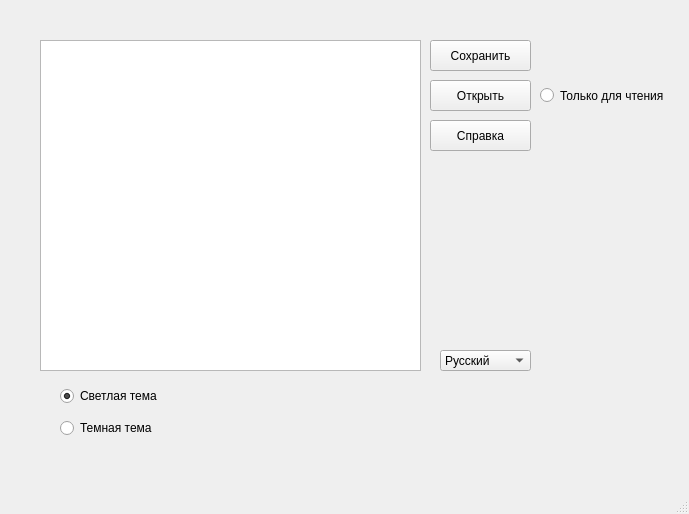
This is mainwindow.ui in MileX0k/Development-of-programs-with-a-graphical-interface-in-C- as Qt 5 draws it before an edit. The edited form follows.
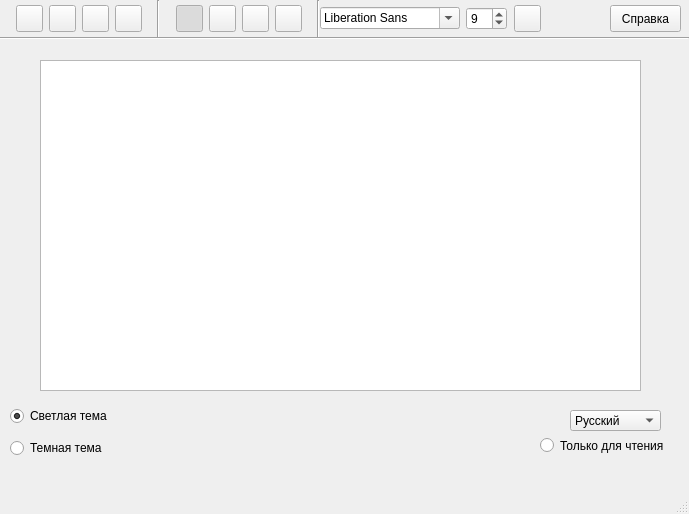
This is the edited form. Icons and pictures are not drawn.

```diff
--- a/mainwindow.ui
+++ b/mainwindow.ui
@@ -10,12 +10,24 @@
     <height>514</height>
    </rect>
   </property>
+  <property name="sizePolicy">
+   <sizepolicy hsizetype="Preferred" vsizetype="Preferred">
+    <horstretch>0</horstretch>
+    <verstretch>0</verstretch>
+   </sizepolicy>
+  </property>
   <property name="minimumSize">
    <size>
     <width>689</width>
     <height>514</height>
    </size>
   </property>
+  <property name="maximumSize">
+   <size>
+    <width>689</width>
+    <height>514</height>
+   </size>
+  </property>
   <property name="windowTitle">
    <string>Главное окно</string>
   </property>
@@ -23,34 +35,13 @@
    <string notr="true"/>
   </property>
   <widget class="QWidget" name="centralwidget">
-   <widget class="QPushButton" name="openButton">
-    <property name="geometry">
-     <rect>
-      <x>430</x>
-      <y>80</y>
-      <width>101</width>
-      <height>31</height>
-     </rect>
-    </property>
-    <property name="font">
-     <font>
-      <pointsize>9</pointsize>
-     </font>
-    </property>
-    <property name="text">
-     <string>Открыть</string>
-    </property>
-    <property name="checkable">
-     <bool>false</bool>
-    </property>
-   </widget>
    <widget class="QPushButton" name="descriptionButton">
     <property name="geometry">
      <rect>
-      <x>430</x>
-      <y>120</y>
-      <width>101</width>
-      <height>31</height>
+      <x>610</x>
+      <y>5</y>
+      <width>71</width>
+      <height>27</height>
      </rect>
     </property>
     <property name="font">
@@ -71,48 +62,11 @@
      <bool>false</bool>
     </property>
    </widget>
-   <widget class="QPushButton" name="saveButton">
-    <property name="geometry">
-     <rect>
-      <x>430</x>
-      <y>40</y>
-      <width>101</width>
-      <height>31</height>
-     </rect>
-    </property>
-    <property name="font">
-     <font>
-      <pointsize>9</pointsize>
-     </font>
-    </property>
-    <property name="styleSheet">
-     <string notr="true"/>
-    </property>
-    <property name="text">
-     <string>Сохранить</string>
-    </property>
-    <property name="checkable">
-     <bool>false</bool>
-    </property>
-   </widget>
-   <widget class="QPlainTextEdit" name="plainTextEdit">
-    <property name="geometry">
-     <rect>
-      <x>40</x>
-      <y>40</y>
-      <width>381</width>
-      <height>331</height>
-     </rect>
-    </property>
-    <property name="styleSheet">
-     <string notr="true"/>
-    </property>
-   </widget>
    <widget class="QRadioButton" name="radioButtonOnlyRead">
     <property name="geometry">
      <rect>
       <x>540</x>
-      <y>80</y>
+      <y>430</y>
       <width>131</width>
       <height>31</height>
      </rect>
@@ -138,8 +92,8 @@
    <widget class="QComboBox" name="comboBoxLanguages">
     <property name="geometry">
      <rect>
-      <x>440</x>
-      <y>350</y>
+      <x>570</x>
+      <y>410</y>
       <width>91</width>
       <height>21</height>
      </rect>
@@ -158,8 +112,8 @@
    <widget class="QWidget" name="widgetTheme" native="true">
     <property name="geometry">
      <rect>
-      <x>60</x>
-      <y>380</y>
+      <x>10</x>
+      <y>400</y>
       <width>114</width>
       <height>64</height>
      </rect>
@@ -187,6 +141,467 @@
      </item>
     </layout>
    </widget>
+   <widget class="Line" name="line">
+    <property name="geometry">
+     <rect>
+      <x>0</x>
+      <y>30</y>
+      <width>689</width>
+      <height>16</height>
+     </rect>
+    </property>
+    <property name="sizePolicy">
+     <sizepolicy hsizetype="Minimum" vsizetype="Expanding">
+      <horstretch>0</horstretch>
+      <verstretch>0</verstretch>
+     </sizepolicy>
+    </property>
+    <property name="orientation">
+     <enum>Qt::Horizontal</enum>
+    </property>
+   </widget>
+   <widget class="QWidget" name="widget" native="true">
+    <property name="geometry">
+     <rect>
+      <x>10</x>
+      <y>5</y>
+      <width>140</width>
+      <height>27</height>
+     </rect>
+    </property>
+    <property name="minimumSize">
+     <size>
+      <width>140</width>
+      <height>27</height>
+     </size>
+    </property>
+    <property name="maximumSize">
+     <size>
+      <width>140</width>
+      <height>27</height>
+     </size>
+    </property>
+    <layout class="QHBoxLayout" name="horizontalLayout">
+     <property name="spacing">
+      <number>0</number>
+     </property>
+     <property name="leftMargin">
+      <number>0</number>
+     </property>
+     <property name="topMargin">
+      <number>0</number>
+     </property>
+     <property name="rightMargin">
+      <number>0</number>
+     </property>
+     <property name="bottomMargin">
+      <number>0</number>
+     </property>
+     <item>
+      <widget class="QPushButton" name="newFileButton">
+       <property name="maximumSize">
+        <size>
+         <width>27</width>
+         <height>27</height>
+        </size>
+       </property>
+       <property name="toolTip">
+        <string>&lt;html&gt;&lt;head/&gt;&lt;body&gt;&lt;p&gt;Новый файл (Ctrl+N)&lt;/p&gt;&lt;/body&gt;&lt;/html&gt;</string>
+       </property>
+       <property name="styleSheet">
+        <string notr="true">image: url(:/new_filer.png);</string>
+       </property>
+       <property name="text">
+        <string/>
+       </property>
+       <attribute name="buttonGroup">
+        <string notr="true">buttonGroup_2</string>
+       </attribute>
+      </widget>
+     </item>
+     <item>
+      <widget class="QPushButton" name="openButton">
+       <property name="maximumSize">
+        <size>
+         <width>27</width>
+         <height>27</height>
+        </size>
+       </property>
+       <property name="toolTip">
+        <string>&lt;html&gt;&lt;head/&gt;&lt;body&gt;&lt;p&gt;Открыть (Ctrl+O)&lt;/p&gt;&lt;/body&gt;&lt;/html&gt;</string>
+       </property>
+       <property name="autoFillBackground">
+        <bool>false</bool>
+       </property>
+       <property name="styleSheet">
+        <string notr="true">image: url(:/opener.png);</string>
+       </property>
+       <property name="text">
+        <string/>
+       </property>
+       <attribute name="buttonGroup">
+        <string notr="true">buttonGroup_2</string>
+       </attribute>
+      </widget>
+     </item>
+     <item>
+      <widget class="QPushButton" name="saveButton">
+       <property name="maximumSize">
+        <size>
+         <width>27</width>
+         <height>27</height>
+        </size>
+       </property>
+       <property name="toolTip">
+        <string>&lt;html&gt;&lt;head/&gt;&lt;body&gt;&lt;p&gt;Сохранить (Ctrl+S)&lt;/p&gt;&lt;/body&gt;&lt;/html&gt;</string>
+       </property>
+       <property name="styleSheet">
+        <string notr="true">image: url(:/saver.png);</string>
+       </property>
+       <property name="text">
+        <string/>
+       </property>
+       <attribute name="buttonGroup">
+        <string notr="true">buttonGroup_2</string>
+       </attribute>
+      </widget>
+     </item>
+     <item>
+      <widget class="QPushButton" name="printButton">
+       <property name="minimumSize">
+        <size>
+         <width>27</width>
+         <height>27</height>
+        </size>
+       </property>
+       <property name="maximumSize">
+        <size>
+         <width>27</width>
+         <height>27</height>
+        </size>
+       </property>
+       <property name="toolTip">
+        <string>&lt;html&gt;&lt;head/&gt;&lt;body&gt;&lt;p&gt;Печать (Ctrl+P)&lt;/p&gt;&lt;/body&gt;&lt;/html&gt;</string>
+       </property>
+       <property name="styleSheet">
+        <string notr="true">image: url(:/printer.png);</string>
+       </property>
+       <property name="text">
+        <string/>
+       </property>
+       <attribute name="buttonGroup">
+        <string notr="true">buttonGroup_2</string>
+       </attribute>
+      </widget>
+     </item>
+    </layout>
+   </widget>
+   <widget class="QWidget" name="widget_2" native="true">
+    <property name="geometry">
+     <rect>
+      <x>170</x>
+      <y>5</y>
+      <width>140</width>
+      <height>27</height>
+     </rect>
+    </property>
+    <property name="minimumSize">
+     <size>
+      <width>140</width>
+      <height>27</height>
+     </size>
+    </property>
+    <property name="maximumSize">
+     <size>
+      <width>140</width>
+      <height>27</height>
+     </size>
+    </property>
+    <layout class="QHBoxLayout" name="horizontalLayout_2">
+     <property name="spacing">
+      <number>0</number>
+     </property>
+     <property name="sizeConstraint">
+      <enum>QLayout::SetDefaultConstraint</enum>
+     </property>
+     <property name="leftMargin">
+      <number>0</number>
+     </property>
+     <property name="topMargin">
+      <number>0</number>
+     </property>
+     <property name="rightMargin">
+      <number>0</number>
+     </property>
+     <property name="bottomMargin">
+      <number>0</number>
+     </property>
+     <item>
+      <widget class="QPushButton" name="leftAligmentButton">
+       <property name="maximumSize">
+        <size>
+         <width>27</width>
+         <height>27</height>
+        </size>
+       </property>
+       <property name="toolTip">
+        <string/>
+       </property>
+       <property name="styleSheet">
+        <string notr="true">image: url(:/alignmentLeft.png);
+border-color: rgb(0, 0, 0);</string>
+       </property>
+       <property name="text">
+        <string/>
+       </property>
+       <property name="iconSize">
+        <size>
+         <width>13</width>
+         <height>13</height>
+        </size>
+       </property>
+       <property name="checkable">
+        <bool>true</bool>
+       </property>
+       <property name="checked">
+        <bool>true</bool>
+       </property>
+       <attribute name="buttonGroup">
+        <string notr="true">buttonGroup</string>
+       </attribute>
+      </widget>
+     </item>
+     <item>
+      <widget class="QPushButton" name="centralAligmentButton">
+       <property name="maximumSize">
+        <size>
+         <width>27</width>
+         <height>27</height>
+        </size>
+       </property>
+       <property name="toolTip">
+        <string/>
+       </property>
+       <property name="autoFillBackground">
+        <bool>false</bool>
+       </property>
+       <property name="styleSheet">
+        <string notr="true">image: url(:/alignmentCentr.png);</string>
+       </property>
+       <property name="text">
+        <string/>
+       </property>
+       <property name="checkable">
+        <bool>true</bool>
+       </property>
+       <attribute name="buttonGroup">
+        <string notr="true">buttonGroup</string>
+       </attribute>
+      </widget>
+     </item>
+     <item>
+      <widget class="QPushButton" name="rightAligmentButton">
+       <property name="maximumSize">
+        <size>
+         <width>27</width>
+         <height>27</height>
+        </size>
+       </property>
+       <property name="toolTip">
+        <string/>
+       </property>
+       <property name="styleSheet">
+        <string notr="true">image: url(:/alignmentRight.png);</string>
+       </property>
+       <property name="text">
+        <string/>
+       </property>
+       <property name="checkable">
+        <bool>true</bool>
+       </property>
+       <attribute name="buttonGroup">
+        <string notr="true">buttonGroup</string>
+       </attribute>
+      </widget>
+     </item>
+     <item>
+      <widget class="QPushButton" name="widthAligmentButton">
+       <property name="maximumSize">
+        <size>
+         <width>27</width>
+         <height>27</height>
+        </size>
+       </property>
+       <property name="toolTip">
+        <string/>
+       </property>
+       <property name="styleSheet">
+        <string notr="true">image: url(:/alignmentWidth.png);</string>
+       </property>
+       <property name="text">
+        <string/>
+       </property>
+       <property name="checkable">
+        <bool>true</bool>
+       </property>
+       <attribute name="buttonGroup">
+        <string notr="true">buttonGroup</string>
+       </attribute>
+      </widget>
+     </item>
+    </layout>
+   </widget>
+   <widget class="QTextEdit" name="plainTextEdit">
+    <property name="geometry">
+     <rect>
+      <x>40</x>
+      <y>60</y>
+      <width>601</width>
+      <height>331</height>
+     </rect>
+    </property>
+   </widget>
+   <widget class="Line" name="line_2">
+    <property name="geometry">
+     <rect>
+      <x>150</x>
+      <y>0</y>
+      <width>16</width>
+      <height>38</height>
+     </rect>
+    </property>
+    <property name="orientation">
+     <enum>Qt::Vertical</enum>
+    </property>
+   </widget>
+   <widget class="Line" name="line_3">
+    <property name="geometry">
+     <rect>
+      <x>310</x>
+      <y>0</y>
+      <width>16</width>
+      <height>38</height>
+     </rect>
+    </property>
+    <property name="orientation">
+     <enum>Qt::Vertical</enum>
+    </property>
+   </widget>
+   <widget class="QWidget" name="widget_3" native="true">
+    <property name="geometry">
+     <rect>
+      <x>320</x>
+      <y>5</y>
+      <width>221</width>
+      <height>27</height>
+     </rect>
+    </property>
+    <layout class="QHBoxLayout" name="horizontalLayout_4">
+     <property name="spacing">
+      <number>0</number>
+     </property>
+     <property name="leftMargin">
+      <number>0</number>
+     </property>
+     <property name="topMargin">
+      <number>0</number>
+     </property>
+     <property name="rightMargin">
+      <number>0</number>
+     </property>
+     <property name="bottomMargin">
+      <number>0</number>
+     </property>
+     <item>
+      <widget class="QFontComboBox" name="fontComboBox">
+       <property name="maximumSize">
+        <size>
+         <width>140</width>
+         <height>16777215</height>
+        </size>
+       </property>
+      </widget>
+     </item>
+     <item>
+      <spacer name="horizontalSpacer">
+       <property name="orientation">
+        <enum>Qt::Horizontal</enum>
+       </property>
+       <property name="sizeHint" stdset="0">
+        <size>
+         <width>40</width>
+         <height>20</height>
+        </size>
+       </property>
+      </spacer>
+     </item>
+     <item>
+      <widget class="QSpinBox" name="sizeFontBox">
+       <property name="value">
+        <number>9</number>
+       </property>
+      </widget>
+     </item>
+     <item>
+      <spacer name="horizontalSpacer_2">
+       <property name="orientation">
+        <enum>Qt::Horizontal</enum>
+       </property>
+       <property name="sizeHint" stdset="0">
+        <size>
+         <width>40</width>
+         <height>20</height>
+        </size>
+       </property>
+      </spacer>
+     </item>
+     <item>
+      <widget class="QPushButton" name="formatButton">
+       <property name="sizePolicy">
+        <sizepolicy hsizetype="Fixed" vsizetype="Fixed">
+         <horstretch>0</horstretch>
+         <verstretch>0</verstretch>
+        </sizepolicy>
+       </property>
+       <property name="minimumSize">
+        <size>
+         <width>27</width>
+         <height>27</height>
+        </size>
+       </property>
+       <property name="maximumSize">
+        <size>
+         <width>27</width>
+         <height>27</height>
+        </size>
+       </property>
+       <property name="styleSheet">
+        <string notr="true">image: url(:/formating.png);</string>
+       </property>
+       <property name="text">
+        <string/>
+       </property>
+       <property name="checkable">
+        <bool>true</bool>
+       </property>
+       <property name="checked">
+        <bool>false</bool>
+       </property>
+      </widget>
+     </item>
+    </layout>
+   </widget>
+   <zorder>widget_3</zorder>
+   <zorder>descriptionButton</zorder>
+   <zorder>radioButtonOnlyRead</zorder>
+   <zorder>comboBoxLanguages</zorder>
+   <zorder>widgetTheme</zorder>
+   <zorder>line</zorder>
+   <zorder>widget</zorder>
+   <zorder>widget_2</zorder>
+   <zorder>plainTextEdit</zorder>
+   <zorder>line_2</zorder>
+   <zorder>line_3</zorder>
   </widget>
   <widget class="QMenuBar" name="menubar">
    <property name="geometry">
```
Left out of the diff: 4 changed lines with no effect on the pictures.
